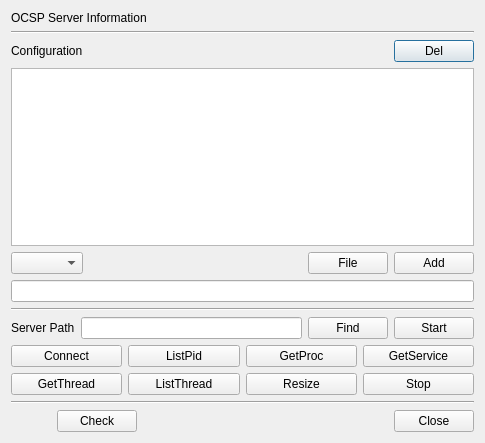
This is CertMan/ocsp_srv_dlg.ui in jykim74/CertMan as Qt 5 draws it before an edit. The edited form follows.
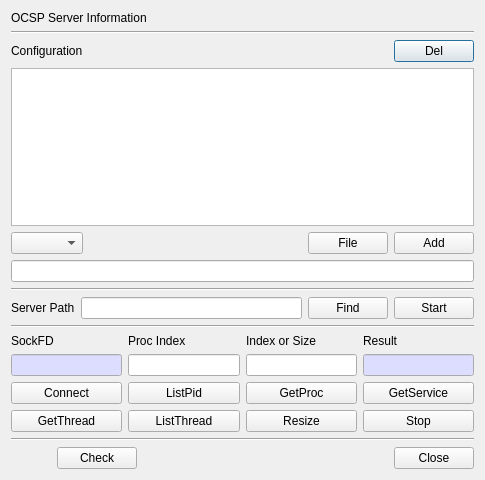
This is the edited form. Icons and pictures are not drawn.

Commit message: 서버 상태 체크 작업중

What changed in the file:
```diff
--- a/CertMan/ocsp_srv_dlg.ui
+++ b/CertMan/ocsp_srv_dlg.ui
@@ -7,7 +7,7 @@
     <x>0</x>
     <y>0</y>
     <width>485</width>
-    <height>443</height>
+    <height>480</height>
    </rect>
   </property>
   <property name="windowTitle">
@@ -144,6 +144,122 @@
      </item>
     </layout>
    </item>
+   <item>
+    <widget class="Line" name="line_4">
+     <property name="orientation">
+      <enum>Qt::Horizontal</enum>
+     </property>
+    </widget>
+   </item>
+   <item>
+    <layout class="QGridLayout" name="gridLayout_5">
+     <property name="topMargin">
+      <number>0</number>
+     </property>
+     <item row="1" column="1">
+      <widget class="QLineEdit" name="mProcText"/>
+     </item>
+     <item row="1" column="0">
+      <widget class="QLineEdit" name="mSockText">
+       <property name="palette">
+        <palette>
+         <active>
+          <colorrole role="Base">
+           <brush brushstyle="SolidPattern">
+            <color alpha="255">
+             <red>221</red>
+             <green>221</green>
+             <blue>255</blue>
+            </color>
+           </brush>
+          </colorrole>
+         </active>
+         <inactive>
+          <colorrole role="Base">
+           <brush brushstyle="SolidPattern">
+            <color alpha="255">
+             <red>221</red>
+             <green>221</green>
+             <blue>255</blue>
+            </color>
+           </brush>
+          </colorrole>
+         </inactive>
+         <disabled/>
+        </palette>
+       </property>
+       <property name="readOnly">
+        <bool>true</bool>
+       </property>
+      </widget>
+     </item>
+     <item row="1" column="3">
+      <widget class="QLineEdit" name="mResText">
+       <property name="palette">
+        <palette>
+         <active>
+          <colorrole role="Base">
+           <brush brushstyle="SolidPattern">
+            <color alpha="255">
+             <red>221</red>
+             <green>221</green>
+             <blue>255</blue>
+            </color>
+           </brush>
+          </colorrole>
+         </active>
+         <inactive>
+          <colorrole role="Base">
+           <brush brushstyle="SolidPattern">
+            <color alpha="255">
+             <red>221</red>
+             <green>221</green>
+             <blue>255</blue>
+            </color>
+           </brush>
+          </colorrole>
+         </inactive>
+         <disabled/>
+        </palette>
+       </property>
+       <property name="readOnly">
+        <bool>true</bool>
+       </property>
+      </widget>
+     </item>
+     <item row="1" column="2">
+      <widget class="QLineEdit" name="mIndexText"/>
+     </item>
+     <item row="0" column="0">
+      <widget class="QLabel" name="label_4">
+       <property name="text">
+        <string>SockFD</string>
+       </property>
+      </widget>
+     </item>
+     <item row="0" column="1">
+      <widget class="QLabel" name="label_5">
+       <property name="text">
+        <string>Proc Index</string>
+       </property>
+      </widget>
+     </item>
+     <item row="0" column="2">
+      <widget class="QLabel" name="label_6">
+       <property name="text">
+        <string>Index or Size</string>
+       </property>
+      </widget>
+     </item>
+     <item row="0" column="3">
+      <widget class="QLabel" name="label_7">
+       <property name="text">
+        <string>Result</string>
+       </property>
+      </widget>
+     </item>
+    </layout>
+   </item>
    <item>
     <layout class="QGridLayout" name="gridLayout_6">
      <property name="topMargin">
```
The commit also changes 2 other files.
